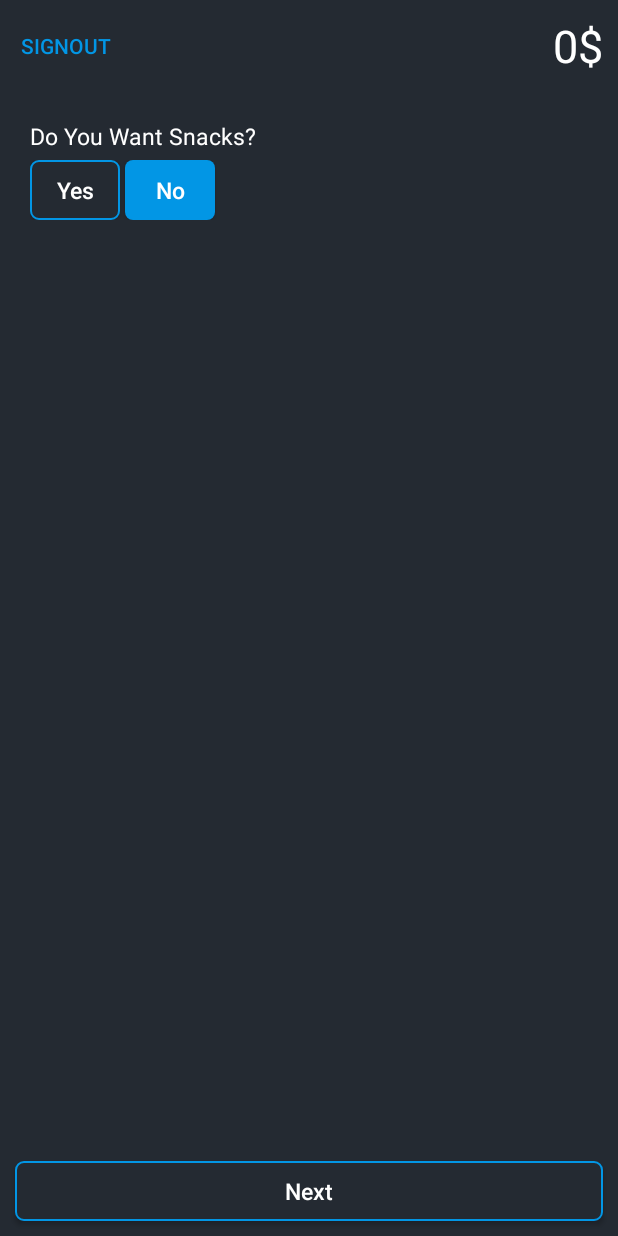
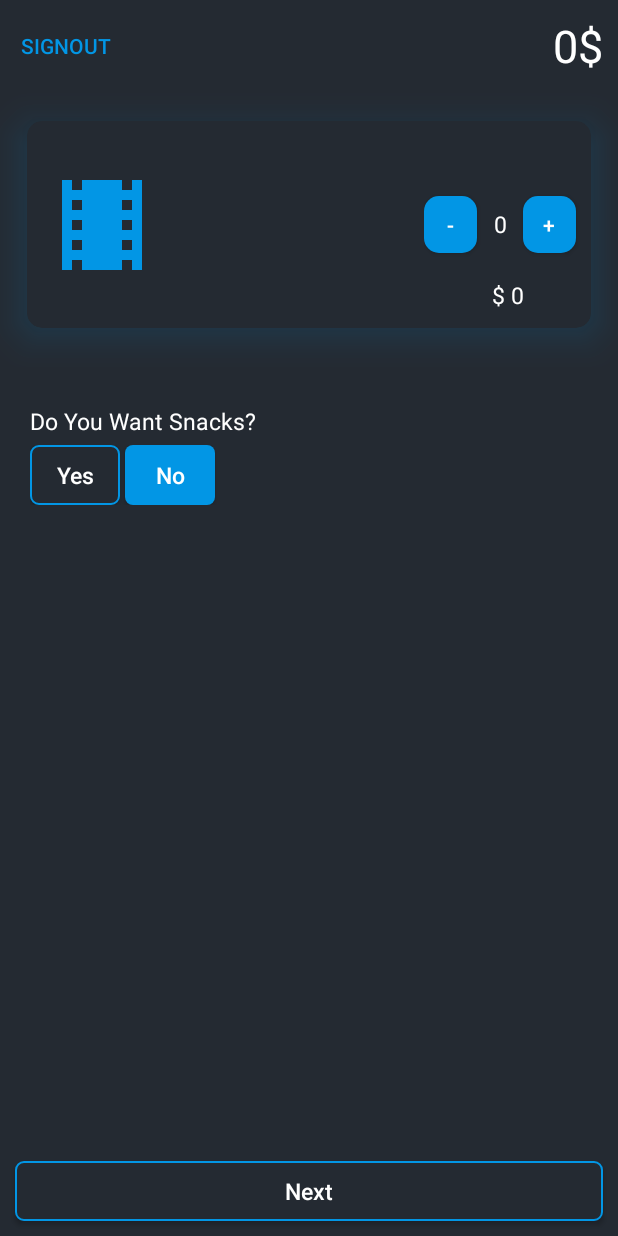
Before and after one commit to AhmedRamadanAR/CinemaApp, an Android app: the BuyTicketSnack screen opened through its navigation route, on a phone screen of 412 x 824 dp. Run offline under Robolectric (Android 15) with nearby library versions, the phone set to English and light mode, and no system bars; our stand-ins replace Firebase (no records; nobody signed in at launch, a user with empty details on screens opened directly).

Commit message:
Final Version By Elsaadany 😎 🔥

```diff
--- a/app/src/main/java/com/example/cinemaapp/BuyTicketSnack.kt
+++ b/app/src/main/java/com/example/cinemaapp/BuyTicketSnack.kt
@@ -74,12 +74,35 @@ class BuyTicketSnack : Fragment() {
 
             )
 
+
+        var ticket = mutableListOf(
+            SnakeItemData(
+                "ticket",
+                R.drawable.ticket,
+                0,
+                0,
+                100.0,
+                0.0
+            )
+        )
+
         val adapterCategory = SnacksAdapter(snake)
         view.findViewById<RecyclerView>(R.id.rv_snack1).adapter = adapterCategory
         view.findViewById<RecyclerView>(R.id.rv_snack1).layoutManager =
             LinearLayoutManager(context, LinearLayoutManager.HORIZONTAL, false)
 
         val currentCount = adapterCategory.getCurrentCount(0)
+
+
+
+        val adapterCategoryTicket = TicketAdapter(ticket)
+        view.findViewById<RecyclerView>(R.id.rv_ticket).adapter = adapterCategoryTicket
+        view.findViewById<RecyclerView>(R.id.rv_ticket).layoutManager =
+            LinearLayoutManager(context, LinearLayoutManager.HORIZONTAL, false)
+
+
+
+
 
 
         var by = true
@@ -132,6 +155,13 @@ class BuyTicketSnack : Fragment() {
                 "type2" to snake.get(2).type.toString(),
                 "price2" to snake.get(2).snakePriceEdit.toString(),
 
+
+                "quantity3" to ticket.get(0).snakeCount.toString(),
+                "type3" to ticket.get(0).type.toString(),
+                "price3" to ticket.get(0).snakePriceEdit.toString(),
+
+
+
                 )
             findNavController().navigate(R.id.action_buyTicketSnack_to_paymentCheck, info)
         }
--- /dev/null
+++ b/app/src/main/java/com/example/cinemaapp/TicketAdapter.kt
@@ -0,0 +1,100 @@
+package com.example.cinemaapp
+
+import android.util.Log
+import android.view.LayoutInflater
+import android.view.View
+import android.view.ViewGroup
+import android.widget.Button
+import android.widget.ImageView
+import android.widget.LinearLayout
+import android.widget.TextView
+import androidx.recyclerview.widget.RecyclerView
+import com.example.cinemaapp.model.SnakeItemData
+
+class TicketAdapter(private val tickets: List<SnakeItemData>) :
+    RecyclerView.Adapter<TicketAdapter.TicketItemViewHolder>() {
+
+
+    override fun onBindViewHolder(holder: TicketAdapter.TicketItemViewHolder, position: Int) {
+
+        holder.itemView.findViewById<Button>(R.id.btn_small).visibility=View.GONE
+        holder.itemView.findViewById<Button>(R.id.btn_medium).visibility=View.GONE
+        holder.itemView.findViewById<Button>(R.id.btn_large).visibility=View.GONE
+
+
+        var image = holder.itemView.findViewById<ImageView>(R.id.iv_food)
+        var price = holder.itemView.findViewById<TextView>(R.id.tv_price)
+        var count = holder.itemView.findViewById<TextView>(R.id.tv_quantity)
+        var add = holder.itemView.findViewById<Button>(R.id.btn_add)
+        var sub = holder.itemView.findViewById<Button>(R.id.btn_subtract)
+
+        if (image != null && price != null && count != null) {
+            image.setImageResource(tickets[position].snakeImage)
+
+            price.text = tickets[position].snakePrice.toString()
+            count.text = tickets[position].snakeCount.toString()
+        }
+
+        if (count.text.toString().toInt() == 0) {
+            price.text = 0.toString()
+        }
+
+
+        add.setOnClickListener {
+            var o = tickets[position].snakePrice
+            if (count.text.toString().toInt() < 10) {
+                count.text = count.text.toString().toInt().inc().toString()
+                tickets.get(position).snakeCount = count.text.toString().toInt()
+                Log.d("ITME", "onBindViewHolder: ${count.text}")
+                price.text =
+                    price.text.toString().toDouble().plus(o)
+                        .toString()
+                tickets.get(position).snakePriceEdit = price.text.toString().toDouble()
+            }
+        }
+
+
+
+
+
+
+        sub.setOnClickListener {
+            var o = tickets[position].snakePrice
+                if (count.text.toString().toInt() > 0) {
+                    count.text = count.text.toString().toInt().dec().toString()
+                    tickets.get(position).snakeCount = count.text.toString().toInt()
+                    if (count.text.toString().toInt() == 0) {
+                        price.text = 0.toString()
+                    }
+                }
+                if (price.text.toString().toDouble() - o > 0) {
+                    price.text =
+                        price.text.toString().toDouble().minus(o)
+                            .toString()
+                    tickets.get(position).snakePriceEdit = price.text.toString().toDouble()
+
+                }
+            }
+
+
+
+
+
+
+
+    }
+
+    override fun onCreateViewHolder(parent: ViewGroup, viewType: Int): TicketAdapter.TicketItemViewHolder {
+
+        val view = LayoutInflater.from(parent.context).inflate(R.layout.snack_item, parent, false)
+        return TicketItemViewHolder(view)
+
+    }
+
+
+    override fun getItemCount() = tickets.size
+
+    inner class TicketItemViewHolder(itemView: View) : RecyclerView.ViewHolder(itemView) {}
+
+
+}
--- a/app/src/main/res/layout/fragment_buy_ticket_snack.xml
+++ b/app/src/main/res/layout/fragment_buy_ticket_snack.xml
@@ -33,6 +33,16 @@
         app:layout_constraintTop_toTopOf="@+id/tv_money_before_edit" />
 
 
+    <androidx.recyclerview.widget.RecyclerView
+        android:id="@+id/rv_ticket"
+        android:layout_width="match_parent"
+        android:layout_height="190dp"
+        app:layout_constraintEnd_toEndOf="parent"
+        app:layout_constraintHorizontal_bias="0.5"
+        app:layout_constraintStart_toStartOf="parent"
+        app:layout_constraintTop_toBottomOf="@+id/btn_signout"
+        tools:listitem="@layout/snack_item" />
+
     <ScrollView
         android:id="@+id/scrollView2"
         android:layout_width="match_parent"
@@ -40,7 +50,7 @@
         android:padding="20dp"
         app:layout_constraintEnd_toEndOf="parent"
         app:layout_constraintStart_toStartOf="parent"
-        app:layout_constraintTop_toBottomOf="@+id/btn_signout">
+        app:layout_constraintTop_toBottomOf="@+id/rv_ticket">
 
 
         <LinearLayout
@@ -98,20 +108,20 @@
         android:id="@+id/rv_snack1"
         android:layout_width="match_parent"
         android:layout_height="300dp"
+        android:visibility="gone"
         app:layout_constraintEnd_toEndOf="parent"
         app:layout_constraintHorizontal_bias="0.5"
-        android:visibility="gone"
         app:layout_constraintStart_toStartOf="parent"
         app:layout_constraintTop_toBottomOf="@+id/scrollView2"
         tools:listitem="@layout/snack_item" />
 
 
     <androidx.appcompat.widget.AppCompatButton
-        android:layout_margin="10dp"
         android:id="@+id/btn_Next"
         style="@style/CustomTextStyle"
         android:layout_width="match_parent"
         android:layout_height="40dp"
+        android:layout_margin="10dp"
         android:background="@drawable/rectangle_blue_border"
         android:text="Next"
         android:textAllCaps="false"
```
Also changed, not shown: app/src/main/java/com/example/cinemaapp/PaymentCheck.kt (+13 -2 lines).
